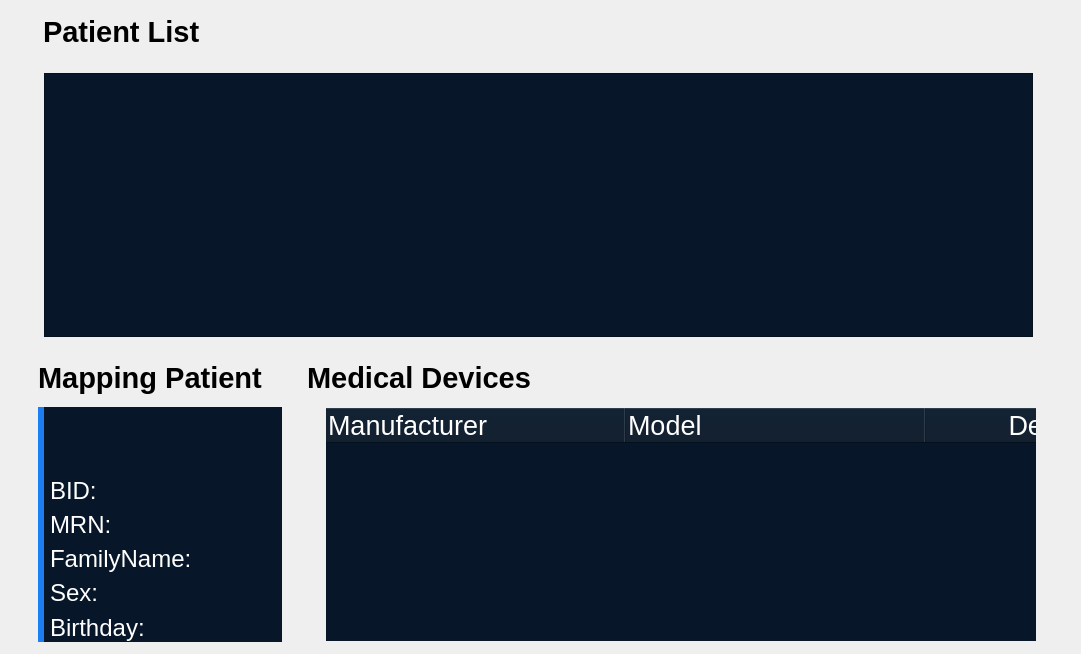
Qt form Tab_Mapping_Widget.ui (wugl1218/phymon) before a commit.
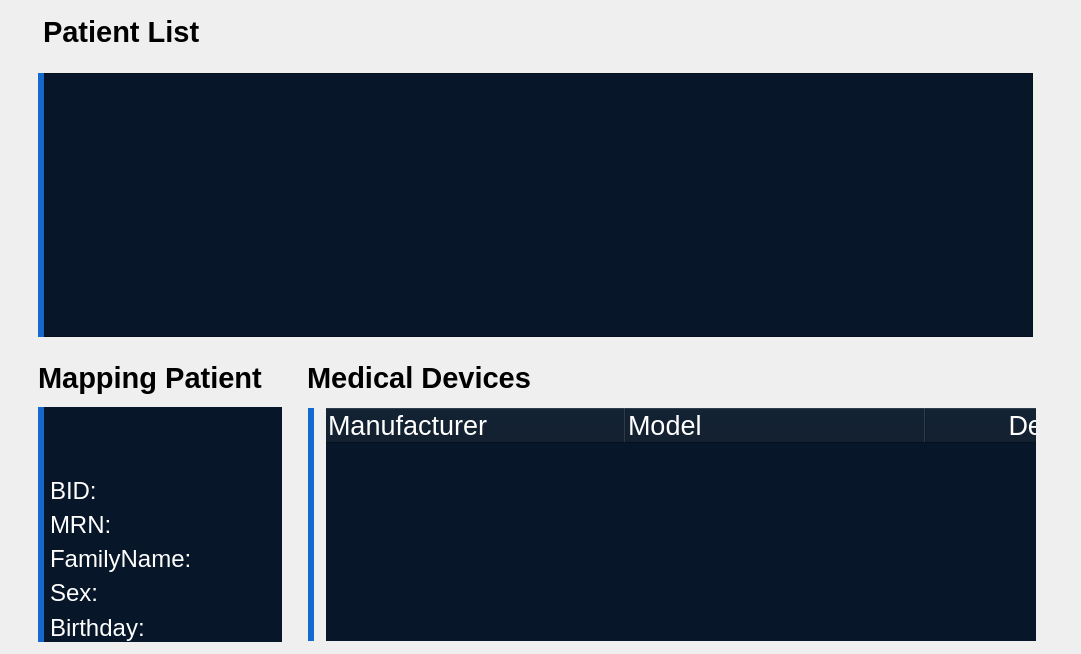
The same form after that commit. Icons and pictures are not drawn. Custom widgets are drawn as their Qt base class.

```diff
--- a/Tab_Mapping_Widget.ui
+++ b/Tab_Mapping_Widget.ui
@@ -299,61 +299,88 @@
              <property name="palette">
               <palette>
                <active>
+                <colorrole role="Button">
+                 <brush brushstyle="SolidPattern">
+                  <color alpha="255">
+                   <red>19</red>
+                   <green>105</green>
+                   <blue>205</blue>
+                  </color>
+                 </brush>
+                </colorrole>
                 <colorrole role="Base">
                  <brush brushstyle="SolidPattern">
                   <color alpha="255">
-                   <red>27</red>
-                   <green>126</green>
-                   <blue>242</blue>
+                   <red>19</red>
+                   <green>105</green>
+                   <blue>205</blue>
                   </color>
                  </brush>
                 </colorrole>
                 <colorrole role="Window">
                  <brush brushstyle="SolidPattern">
                   <color alpha="255">
-                   <red>27</red>
-                   <green>126</green>
-                   <blue>242</blue>
+                   <red>19</red>
+                   <green>105</green>
+                   <blue>205</blue>
                   </color>
                  </brush>
                 </colorrole>
                </active>
                <inactive>
+                <colorrole role="Button">
+                 <brush brushstyle="SolidPattern">
+                  <color alpha="255">
+                   <red>19</red>
+                   <green>105</green>
+                   <blue>205</blue>
+                  </color>
+                 </brush>
+                </colorrole>
                 <colorrole role="Base">
                  <brush brushstyle="SolidPattern">
                   <color alpha="255">
-                   <red>255</red>
-                   <green>255</green>
-                   <blue>255</blue>
+                   <red>19</red>
+                   <green>105</green>
+                   <blue>205</blue>
                   </color>
                  </brush>
                 </colorrole>
                 <colorrole role="Window">
                  <brush brushstyle="SolidPattern">
                   <color alpha="255">
-                   <red>239</red>
-                   <green>239</green>
-                   <blue>239</blue>
+                   <red>19</red>
+                   <green>105</green>
+                   <blue>205</blue>
                   </color>
                  </brush>
                 </colorrole>
                </inactive>
                <disabled>
+                <colorrole role="Button">
+                 <brush brushstyle="SolidPattern">
+                  <color alpha="255">
+                   <red>19</red>
+                   <green>105</green>
+                   <blue>205</blue>
+                  </color>
+                 </brush>
+                </colorrole>
                 <colorrole role="Base">
                  <brush brushstyle="SolidPattern">
                   <color alpha="255">
-                   <red>27</red>
-                   <green>126</green>
-                   <blue>242</blue>
+                   <red>19</red>
+                   <green>105</green>
+                   <blue>205</blue>
                   </color>
                  </brush>
                 </colorrole>
                 <colorrole role="Window">
                  <brush brushstyle="SolidPattern">
                   <color alpha="255">
-                   <red>27</red>
-                   <green>126</green>
-                   <blue>242</blue>
+                   <red>19</red>
+                   <green>105</green>
+                   <blue>205</blue>
                   </color>
                  </brush>
                 </colorrole>
@@ -361,7 +388,10 @@
               </palette>
              </property>
              <property name="autoFillBackground">
-              <bool>true</bool>
+              <bool>false</bool>
+             </property>
+             <property name="styleSheet">
+              <string notr="true">background-color: rgb(19, 105, 205);</string>
              </property>
             </widget>
            </item>
@@ -926,27 +956,27 @@
                 <colorrole role="Button">
                  <brush brushstyle="SolidPattern">
                   <color alpha="255">
-                   <red>27</red>
-                   <green>126</green>
-                   <blue>242</blue>
+                   <red>19</red>
+                   <green>105</green>
+                   <blue>205</blue>
                   </color>
                  </brush>
                 </colorrole>
                 <colorrole role="Base">
                  <brush brushstyle="SolidPattern">
                   <color alpha="255">
-                   <red>27</red>
-                   <green>126</green>
-                   <blue>242</blue>
+                   <red>19</red>
+                   <green>105</green>
+                   <blue>205</blue>
                   </color>
                  </brush>
                 </colorrole>
                 <colorrole role="Window">
                  <brush brushstyle="SolidPattern">
                   <color alpha="255">
-                   <red>27</red>
-                   <green>126</green>
-                   <blue>242</blue>
+                   <red>19</red>
+                   <green>105</green>
+                   <blue>205</blue>
                   </color>
                  </brush>
                 </colorrole>
@@ -955,27 +985,27 @@
                 <colorrole role="Button">
                  <brush brushstyle="SolidPattern">
                   <color alpha="255">
-                   <red>27</red>
-                   <green>126</green>
-                   <blue>242</blue>
+                   <red>19</red>
+                   <green>105</green>
+                   <blue>205</blue>
                   </color>
                  </brush>
                 </colorrole>
                 <colorrole role="Base">
                  <brush brushstyle="SolidPattern">
                   <color alpha="255">
-                   <red>27</red>
-                   <green>126</green>
-                   <blue>242</blue>
+                   <red>19</red>
+                   <green>105</green>
+                   <blue>205</blue>
                   </color>
                  </brush>
                 </colorrole>
                 <colorrole role="Window">
                  <brush brushstyle="SolidPattern">
                   <color alpha="255">
-                   <red>27</red>
-                   <green>126</green>
-                   <blue>242</blue>
+                   <red>19</red>
+                   <green>105</green>
+                   <blue>205</blue>
                   </color>
                  </brush>
                 </colorrole>
@@ -984,27 +1014,27 @@
                 <colorrole role="Button">
                  <brush brushstyle="SolidPattern">
                   <color alpha="255">
-                   <red>27</red>
-                   <green>126</green>
-                   <blue>242</blue>
+                   <red>19</red>
+                   <green>105</green>
+                   <blue>205</blue>
                   </color>
                  </brush>
                 </colorrole>
                 <colorrole role="Base">
                  <brush brushstyle="SolidPattern">
                   <color alpha="255">
-                   <red>27</red>
-                   <green>126</green>
-                   <blue>242</blue>
+                   <red>19</red>
+                   <green>105</green>
+                   <blue>205</blue>
                   </color>
                  </brush>
                 </colorrole>
                 <colorrole role="Window">
                  <brush brushstyle="SolidPattern">
                   <color alpha="255">
-                   <red>27</red>
-                   <green>126</green>
-                   <blue>242</blue>
+                   <red>19</red>
+                   <green>105</green>
+                   <blue>205</blue>
                   </color>
                  </brush>
                 </colorrole>
@@ -1015,7 +1045,7 @@
               <bool>false</bool>
              </property>
              <property name="styleSheet">
-              <string notr="true">background-color: rgb(27, 126, 242);</string>
+              <string notr="true">background-color: rgb(19, 105, 205);</string>
              </property>
             </widget>
            </item>
@@ -1740,61 +1770,88 @@
               <property name="palette">
                <palette>
                 <active>
+                 <colorrole role="Button">
+                  <brush brushstyle="SolidPattern">
+                   <color alpha="255">
+                    <red>19</red>
+                    <green>105</green>
+                    <blue>205</blue>
+                   </color>
+                  </brush>
+                 </colorrole>
                  <colorrole role="Base">
                   <brush brushstyle="SolidPattern">
                    <color alpha="255">
-                    <red>27</red>
-                    <green>126</green>
-                    <blue>242</blue>
+                    <red>19</red>
+                    <green>105</green>
+                    <blue>205</blue>
                    </color>
                   </brush>
                  </colorrole>
                  <colorrole role="Window">
                   <brush brushstyle="SolidPattern">
                    <color alpha="255">
-                    <red>27</red>
-                    <green>126</green>
-                    <blue>242</blue>
+                    <red>19</red>
+                    <green>105</green>
+                    <blue>205</blue>
                    </color>
                   </brush>
                  </colorrole>
                 </active>
                 <inactive>
+                 <colorrole role="Button">
+                  <brush brushstyle="SolidPattern">
+                   <color alpha="255">
+                    <red>19</red>
+                    <green>105</green>
+                    <blue>205</blue>
+                   </color>
+                  </brush>
+                 </colorrole>
                  <colorrole role="Base">
                   <brush brushstyle="SolidPattern">
                    <color alpha="255">
-                    <red>255</red>
-                    <green>255</green>
-                    <blue>255</blue>
+                    <red>19</red>
+                    <green>105</green>
+                    <blue>205</blue>
                    </color>
                   </brush>
                  </colorrole>
                  <colorrole role="Window">
                   <brush brushstyle="SolidPattern">
                    <color alpha="255">
-                    <red>239</red>
-                    <green>239</green>
-                    <blue>239</blue>
+                    <red>19</red>
+                    <green>105</green>
+                    <blue>205</blue>
                    </color>
                   </brush>
                  </colorrole>
                 </inactive>
                 <disabled>
+                 <colorrole role="Button">
+                  <brush brushstyle="SolidPattern">
+                   <color alpha="255">
+                    <red>19</red>
+                    <green>105</green>
+                    <blue>205</blue>
+                   </color>
+                  </brush>
+                 </colorrole>
                  <colorrole role="Base">
                   <brush brushstyle="SolidPattern">
                    <color alpha="255">
-                    <red>27</red>
-                    <green>126</green>
-                    <blue>242</blue>
+                    <red>19</red>
+                    <green>105</green>
+                    <blue>205</blue>
                    </color>
                   </brush>
                  </colorrole>
                  <colorrole role="Window">
                   <brush brushstyle="SolidPattern">
                    <color alpha="255">
-                    <red>27</red>
-                    <green>126</green>
-                    <blue>242</blue>
+                    <red>19</red>
+                    <green>105</green>
+                    <blue>205</blue>
                    </color>
                   </brush>
                  </colorrole>
@@ -1802,7 +1859,10 @@
                </palette>
               </property>
               <property name="autoFillBackground">
-               <bool>true</bool>
+               <bool>false</bool>
+              </property>
+              <property name="styleSheet">
+               <string notr="true">background-color: rgb(19, 105, 205);</string>
               </property>
              </widget>
             </item>
```
